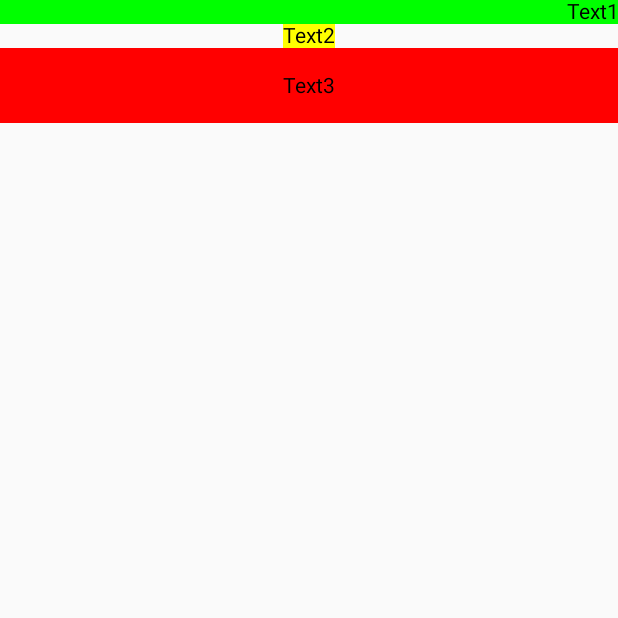
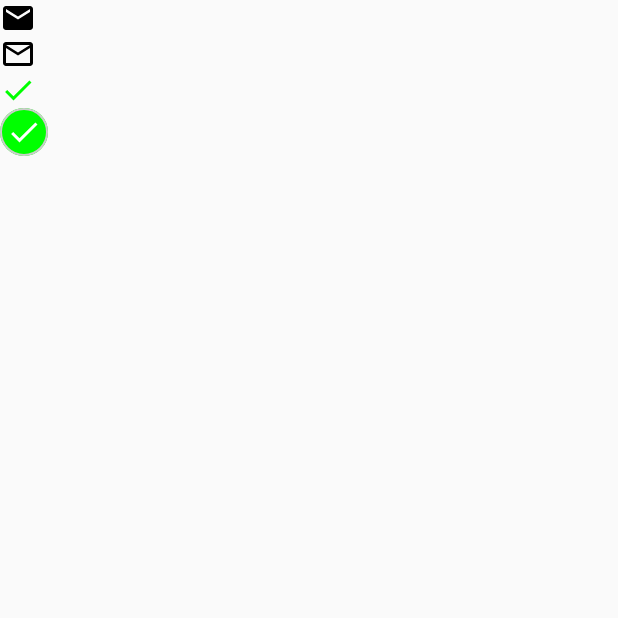
Before and after one commit to bojarski-kursy/kurs-android-tasks, an Android app built with Jetpack Compose: the screen it shows after launch (MainActivity), on a phone screen of 412 x 824 dp, the top half of it. Run offline under Robolectric (Android 15) with nearby library versions, the phone set to English and light mode, and no system bars.

Commit message:
Compose - Icon

```diff
--- a/app/src/main/java/ski/bojar/kurs/android/tasks/MainActivity.kt
+++ b/app/src/main/java/ski/bojar/kurs/android/tasks/MainActivity.kt
@@ -16,6 +16,11 @@ import androidx.compose.foundation.layout.width
 import androidx.compose.foundation.layout.wrapContentSize
 import androidx.compose.foundation.shape.CircleShape
 import androidx.compose.foundation.shape.RoundedCornerShape
+import androidx.compose.material.icons.Icons
+import androidx.compose.material.icons.filled.Done
+import androidx.compose.material.icons.filled.Email
+import androidx.compose.material.icons.outlined.Email
+import androidx.compose.material3.Icon
 import androidx.compose.material3.Text
 import androidx.compose.runtime.Composable
 import androidx.compose.ui.Alignment
@@ -35,7 +40,27 @@ class MainActivity : ComponentActivity() {
         super.onCreate(savedInstanceState)
         setContent {
             //MyText()
-            MyTextAlign()
+            //MyTextAlign()
+            MyIcon()
+        }
+    }
+
+    @Composable
+    fun MyIcon() {
+        Column() {
+            Icon(imageVector = Icons.Default.Email, contentDescription = "email icon")
+            Icon(imageVector = Icons.Outlined.Email, contentDescription = "email icon")
+            Icon(imageVector = Icons.Default.Done, contentDescription = "done icon", tint = Color.Green)
+
+            Icon(
+                imageVector = Icons.Default.Done,
+                contentDescription = "done icon",
+                tint = Color.White,
+                modifier = Modifier
+                    .background(Color.Green, CircleShape)
+                    .border(1.dp, Color.LightGray, CircleShape)
+                    .padding(4.dp)
+            )
         }
     }
 
```
